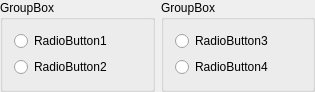
Old version of the form src/EntityGUI/EntityGUI_Type_QTD.ui in the repository SalomePlatform/geom.
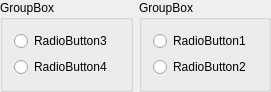
New version of the form.

What changed in the file:
```diff
--- a/src/EntityGUI/EntityGUI_Type_QTD.ui
+++ b/src/EntityGUI/EntityGUI_Type_QTD.ui
@@ -6,7 +6,7 @@
    <rect>
     <x>0</x>
     <y>0</y>
-    <width>315</width>
+    <width>271</width>
     <height>92</height>
    </rect>
   </property>
@@ -17,35 +17,6 @@
    <property name="margin">
     <number>0</number>
    </property>
-   <item>
-    <widget class="QGroupBox" name="GroupType1">
-     <property name="title">
-      <string>GroupBox</string>
-     </property>
-     <layout class="QVBoxLayout" name="verticalLayout">
-      <item>
-       <widget class="QRadioButton" name="RadioButton1">
-        <property name="text">
-         <string>RadioButton1</string>
-        </property>
-        <property name="autoExclusive">
-         <bool>false</bool>
-        </property>
-       </widget>
-      </item>
-      <item>
-       <widget class="QRadioButton" name="RadioButton2">
-        <property name="text">
-         <string>RadioButton2</string>
-        </property>
-        <property name="autoExclusive">
-         <bool>false</bool>
-        </property>
-       </widget>
-      </item>
-     </layout>
-    </widget>
-   </item>
    <item>
     <widget class="QGroupBox" name="GroupType2">
      <property name="title">
@@ -75,6 +46,35 @@
      </layout>
     </widget>
    </item>
+   <item>
+    <widget class="QGroupBox" name="GroupType1">
+     <property name="title">
+      <string>GroupBox</string>
+     </property>
+     <layout class="QVBoxLayout" name="verticalLayout">
+      <item>
+       <widget class="QRadioButton" name="RadioButton1">
+        <property name="text">
+         <string>RadioButton1</string>
+        </property>
+        <property name="autoExclusive">
+         <bool>false</bool>
+        </property>
+       </widget>
+      </item>
+      <item>
+       <widget class="QRadioButton" name="RadioButton2">
+        <property name="text">
+         <string>RadioButton2</string>
+        </property>
+        <property name="autoExclusive">
+         <bool>false</bool>
+        </property>
+       </widget>
+      </item>
+     </layout>
+    </widget>
+   </item>
   </layout>
  </widget>
  <layoutdefault spacing="6" margin="11"/>
```
Left out of the diff: 2 changed lines with no effect on the pictures.
